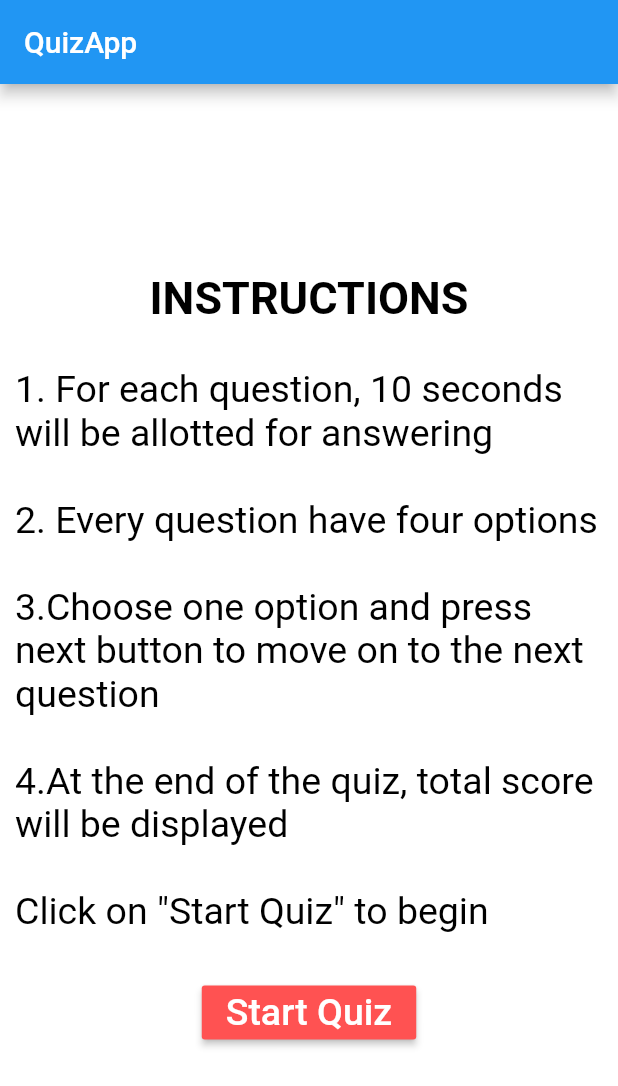
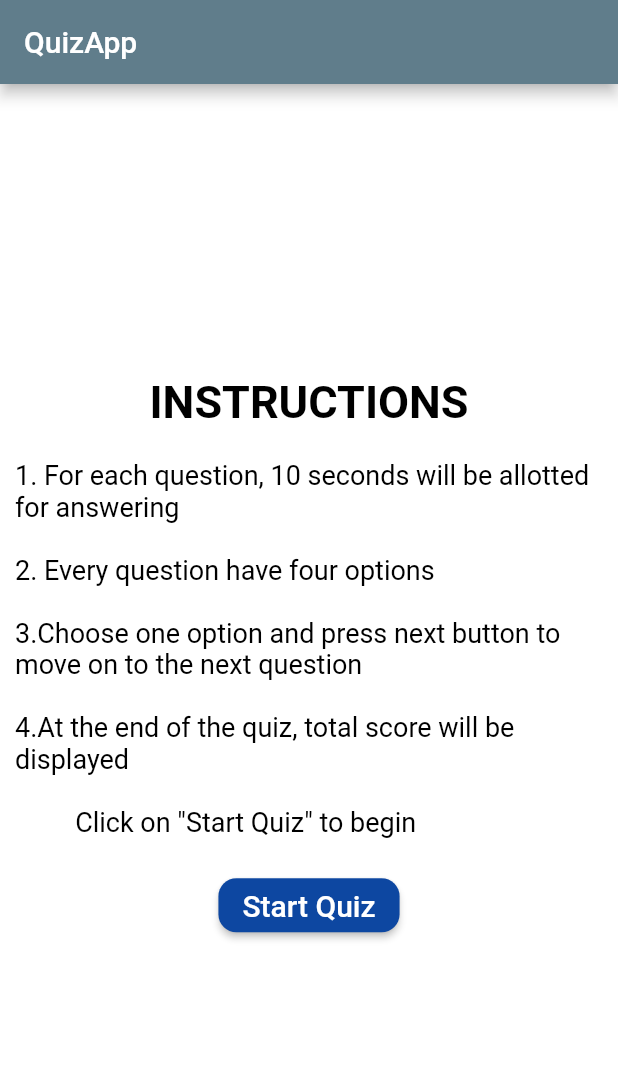
Before and after one commit to arshupt/Quiz-App, a Flutter app: the screen it shows after launch, on a phone screen of 412 x 824 dp. Shown: the top 1086 px of the screen. Run offline on Flutter 3.47's test engine with Material 2 defaults, Android fonts, the phone set to English and light mode, and no system bars.

Commit message:
instruction ui

```diff
--- a/lib/first.dart
+++ b/lib/first.dart
@@ -17,7 +17,9 @@ class _homepageState extends State<homepage>{
       body: Padding(
         padding: EdgeInsets.only(
             left: 10.0,
-            right: 10.0
+            right: 10.0,
+            top: 3.0,
+            bottom: 5.0
 
         ),
         child: Column(
@@ -34,10 +36,10 @@ class _homepageState extends State<homepage>{
               ),
             ),
             Text('''
-            \n1. For each question, 10 seconds will be allotted for answering\n\n2. Every question have four options\n\n3.Choose one option and press next button to move on to the next question\n\n4.At the end of the quiz, total score will be displayed\n\nClick on "Start Quiz" to begin
+            \n1. For each question, 10 seconds will be allotted for answering\n\n2. Every question have four options\n\n3.Choose one option and press next button to move on to the next question\n\n4.At the end of the quiz, total score will be displayed\n\n\t\t       Click on "Start Quiz" to begin
             ''',
             style: TextStyle(
-              fontSize: 25.0,
+              fontSize: 18.0,
               fontFamily: "",
               color: Colors.black,
             ),
@@ -45,11 +47,13 @@ class _homepageState extends State<homepage>{
             RaisedButton(
               onPressed: (){
               },
-              color: Colors.redAccent,
+              shape: RoundedRectangleBorder(
+                  borderRadius: BorderRadius.circular(12)),
+              color: Color(0xFF0D47A1),
               child: Text(
                   "Start Quiz",
                   style: TextStyle(
-                    fontSize: 25.0,
+                    fontSize: 20.0,
                     color: Colors.white
                   ),
                   textAlign: TextAlign.center,
--- a/lib/main.dart
+++ b/lib/main.dart
@@ -10,7 +10,7 @@ class MyApp extends StatelessWidget {
       debugShowCheckedModeBanner: false,
       title: "QuizApp",
       theme: ThemeData(
-        primarySwatch: Colors.blue,
+        primarySwatch: Colors.blueGrey,
       ),
       home: splashscreen(),
     );
```
